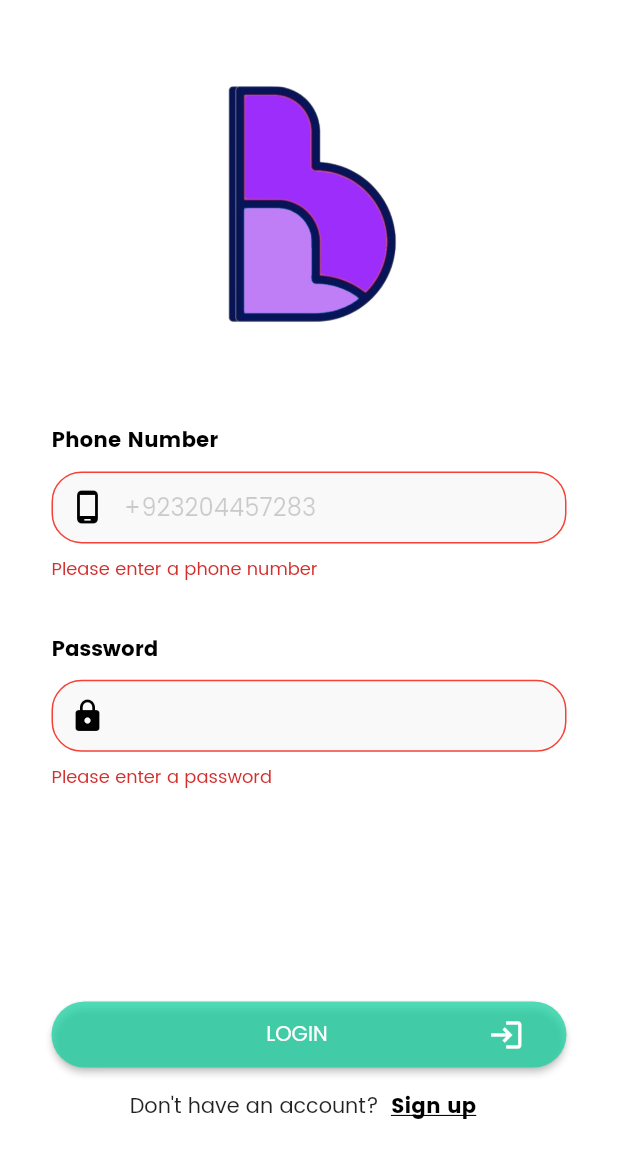
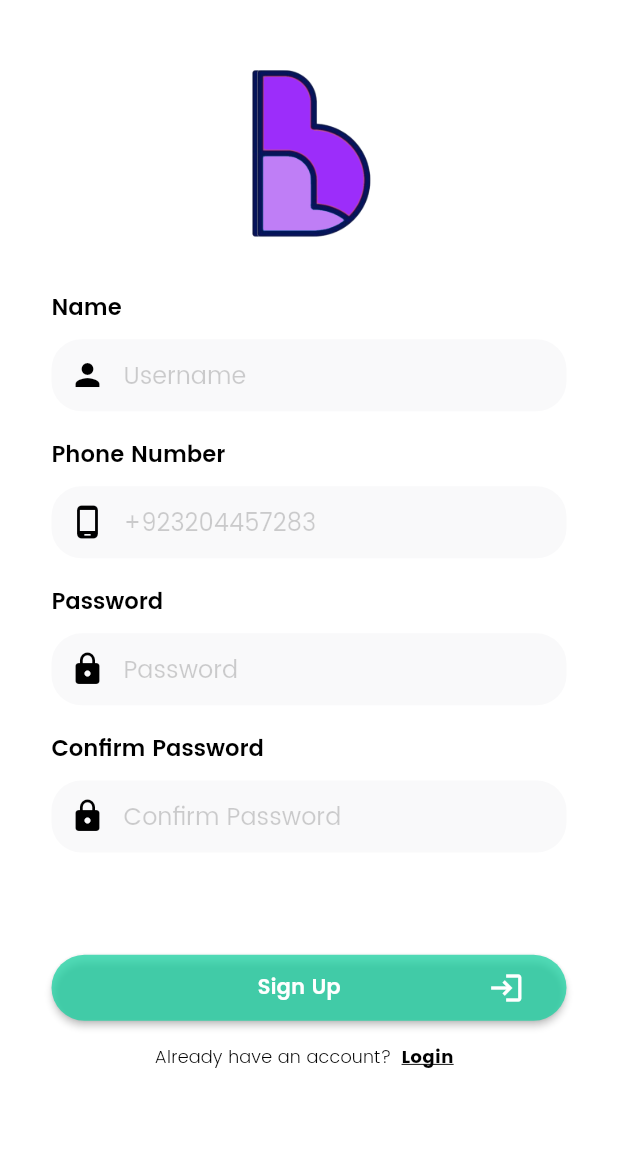
Before and after one commit to aswad546/BaltiApp, a Flutter app: the screen it shows after launch, after a tap on "LOGIN", after a tap on "Sign up", on a phone screen of 412 x 824 dp. Shown: the top 1158 px of the screen. Run offline on Flutter 3.47's test engine with Material 2 defaults, Android fonts, the phone set to English and light mode, and no system bars.

Commit message:
Signup screen

```diff
--- a/lib/main.dart
+++ b/lib/main.dart
@@ -1,7 +1,8 @@
 import 'package:flutter/material.dart';
 import 'package:provider/provider.dart';
 
-import 'pages/user/login_screen.dart';
+import 'pages/auth/signup_screen.dart';
+import 'pages/auth/login_screen.dart';
 import 'providers/auth_provider.dart';
 
 void main() {
@@ -29,13 +30,20 @@ class MyApp extends StatelessWidget {
             fontFamily: 'Poppins',
             textTheme: const TextTheme(
               labelMedium: TextStyle(
-                fontSize: 14,
-                fontWeight: FontWeight.w700,
+                fontSize: 15,
+                fontWeight: FontWeight.w600,
                 color: Colors.black,
+              ),
+              subtitle2: TextStyle(
+                fontSize: 12,
+                fontWeight: FontWeight.w300,
               ),
             ),
           ),
-          home: const LoginScreen(),
+          routes: {
+            '/': (ctx) => const LoginScreen(),
+            SignUpScreen.routeName: (ctx) => const SignUpScreen(),
+          },
         );
       }),
     );
--- a/lib/pages/user/login_screen.dart
+++ b/lib/pages/auth/login_screen.dart
@@ -4,8 +4,10 @@ import 'package:provider/provider.dart';
 import '../../widgets/auth_form_field.dart';
 import '../../widgets/custom_icon_button.dart';
 import '../../providers/auth_provider.dart';
+import 'signup_screen.dart';
 
 class LoginScreen extends StatefulWidget {
+  static const routeName = '/';
   const LoginScreen({Key? key}) : super(key: key);
 
   @override
@@ -15,12 +17,12 @@ class LoginScreen extends StatefulWidget {
 class _LoginScreenState extends State<LoginScreen> {
   final _formKey = GlobalKey<FormState>();
 
-  final emailController = TextEditingController();
+  final phoneNumberController = TextEditingController();
   final passwordController = TextEditingController();
 
   @override
   void dispose() {
-    emailController.dispose();
+    phoneNumberController.dispose();
     passwordController.dispose();
     super.dispose();
   }
@@ -28,6 +30,7 @@ class _LoginScreenState extends State<LoginScreen> {
   @override
   Widget build(BuildContext context) {
     MediaQueryData mediaQuery = MediaQuery.of(context);
+    TextTheme textTheme = Theme.of(context).textTheme;
 
     return Scaffold(
       backgroundColor: const Color(0xffffffff),
@@ -63,12 +66,13 @@ class _LoginScreenState extends State<LoginScreen> {
                     Icons.phone_android_outlined,
                     color: Colors.black,
                   ),
-                  fieldController: emailController,
+                  fieldController: phoneNumberController,
                 ),
                 SizedBox(
                   height: mediaQuery.size.height * 0.04125,
                 ),
                 AuthFormField(
+                  hintText: "Password",
                   formFieldKey: const ValueKey('password'),
                   fieldLabel: 'Password',
                   fieldIcon: const Icon(Icons.lock, color: Colors.black),
@@ -85,7 +89,7 @@ class _LoginScreenState extends State<LoginScreen> {
                   onPressHandler: () async {
                     if (_formKey.currentState!.validate()) {
                       await Provider.of<Auth>(context, listen: false).login(
-                        emailController.text,
+                        phoneNumberController.text,
                         passwordController.text,
                       );
                     }
@@ -94,12 +98,19 @@ class _LoginScreenState extends State<LoginScreen> {
                 Row(
                   mainAxisAlignment: MainAxisAlignment.center,
                   children: [
-                    const Text("Don't have an account?"),
+                    Text("Don't have an account?", style: textTheme.subtitle2),
                     TextButton(
-                      onPressed: () {},
-                      child: const Text(
+                      style: TextButton.styleFrom(
+                        minimumSize: Size.zero,
+                        padding: EdgeInsets.zero,
+                      ),
+                      onPressed: () {
+                        Navigator.of(context)
+                            .pushReplacementNamed(SignUpScreen.routeName);
+                      },
+                      child: Text(
                         'Sign up',
-                        style: TextStyle(
+                        style: textTheme.subtitle2!.copyWith(
                           color: Colors.black,
                           fontWeight: FontWeight.w700,
                           decoration: TextDecoration.underline,
--- /dev/null
+++ b/lib/pages/auth/signup_screen.dart
@@ -0,0 +1,164 @@
+import 'package:flutter/material.dart';
+import 'package:provider/provider.dart';
+
+import '../../widgets/auth_form_field.dart';
+import '../../widgets/custom_icon_button.dart';
+import '../../providers/auth_provider.dart';
+import 'login_screen.dart';
+
+class SignUpScreen extends StatefulWidget {
+  static const routeName = '/sign-up';
+
+  const SignUpScreen({Key? key}) : super(key: key);
+
+  @override
+  State<SignUpScreen> createState() => _SignUpScreenState();
+}
+
+class _SignUpScreenState extends State<SignUpScreen> {
+  final _formKey = GlobalKey<FormState>();
+
+  final userNameController = TextEditingController();
+  final phoneNumberController = TextEditingController();
+  final passwordController = TextEditingController();
+  final confirmPasswordController = TextEditingController();
+
+  @override
+  void dispose() {
+    userNameController.dispose();
+    phoneNumberController.dispose();
+    passwordController.dispose();
+    confirmPasswordController.dispose();
+    super.dispose();
+  }
+
+  @override
+  Widget build(BuildContext context) {
+    MediaQueryData mediaQuery = MediaQuery.of(context);
+    TextTheme textTheme = Theme.of(context).textTheme;
+
+    return Scaffold(
+      backgroundColor: const Color(0xffffffff),
+      body: SafeArea(
+        child: SingleChildScrollView(
+          padding: EdgeInsets.symmetric(
+            horizontal: mediaQuery.size.width / 12,
+          ),
+          child: Form(
+            key: _formKey,
+            child: Column(
+              crossAxisAlignment: CrossAxisAlignment.center,
+              children: [
+                Container(
+                  margin: EdgeInsets.only(
+                    top: mediaQuery.size.height * 0.0275,
+                  ),
+                  width: mediaQuery.size.width * 0.3889,
+                  height: mediaQuery.size.height * 0.1931,
+                  child: Image.asset(
+                    'assets/images/logo.png',
+                    fit: BoxFit.cover,
+                  ),
+                ),
+                SizedBox(
+                  height: mediaQuery.size.height * 0.01379,
+                ),
+                AuthFormField(
+                  hintText: "Username",
+                  formFieldKey: const ValueKey('username'),
+                  fieldLabel: 'Name',
+                  fieldIcon: const Icon(
+                    Icons.person,
+                    color: Colors.black,
+                  ),
+                  fieldController: userNameController,
+                ),
+                SizedBox(
+                  height: mediaQuery.size.height * 0.02069,
+                ),
+                AuthFormField(
+                  hintText: "+923204457283",
+                  formFieldKey: const ValueKey('phone_no'),
+                  fieldLabel: 'Phone Number',
+                  fieldIcon: const Icon(
+                    Icons.phone_android_outlined,
+                    color: Colors.black,
+                  ),
+                  fieldController: phoneNumberController,
+                ),
+                SizedBox(
+                  height: mediaQuery.size.height * 0.02069,
+                ),
+                AuthFormField(
+                  hintText: "Password",
+                  formFieldKey: const ValueKey('password'),
+                  fieldLabel: 'Password',
+                  fieldIcon: const Icon(Icons.lock, color: Colors.black),
+                  obscureText: true,
+                  fieldController: passwordController,
+                ),
+                SizedBox(
+                  height: mediaQuery.size.height * 0.02069,
+                ),
+                AuthFormField(
+                  hintText: "Confirm Password",
+                  formFieldKey: const ValueKey('confirm_password'),
+                  fieldLabel: 'Confirm Password',
+                  fieldIcon: const Icon(Icons.lock, color: Colors.black),
+                  obscureText: true,
+                  fieldController: confirmPasswordController,
+                  confirmPasswordController:
+                      passwordController, // used to check if passwords are same
+                ),
+                SizedBox(
+                  height: mediaQuery.size.height * 0.08275,
+                ),
+                CustomIconButton(
+                  color: const Color.fromARGB(193, 27, 209, 161),
+                  icon: Icons.login,
+                  buttonLabel: "Sign Up",
+                  onPressHandler: () async {
+                    if (_formKey.currentState!.validate()) {
+                      await Provider.of<Auth>(context, listen: false).signUp(
+                        userNameController.text,
+                        phoneNumberController.text,
+                        passwordController.text,
+                      );
+                    }
+                  },
+                ),
+                Row(
+                  mainAxisAlignment: MainAxisAlignment.center,
+                  children: [
+                    Text(
+                      "Already have an account?",
+                      style: textTheme.subtitle2,
+                    ),
+                    TextButton(
+                      style: TextButton.styleFrom(
+                        minimumSize: Size.zero,
+                        padding: EdgeInsets.zero,
+                      ),
+                      onPressed: () {
+                        Navigator.of(context)
+                            .pushReplacementNamed(LoginScreen.routeName);
+                      },
+                      child: Text(
+                        'Login',
+                        style: textTheme.subtitle2!.copyWith(
+                          color: Colors.black,
+                          fontWeight: FontWeight.w700,
+                          decoration: TextDecoration.underline,
+                        ),
+                      ),
+                    ),
+                  ],
+                ),
+              ],
+            ),
+          ),
+        ),
+      ),
+    );
+  }
+}
--- a/lib/providers/auth_provider.dart
+++ b/lib/providers/auth_provider.dart
@@ -23,7 +23,13 @@ class Auth with ChangeNotifier {
     return null;
   }
 
-  Future<void> login(String email, String password) async {
-    print("Login using $email $password");
+  /* Awaiting backend login */
+  Future<void> login(String phoneNumber, String password) async {
+    print("Login using $phoneNumber $password");
+  }
+
+  Future<void> signUp(
+      String userName, String phoneNumber, String password) async {
+    print("Signing Up");
   }
 }
--- a/lib/widgets/auth_form_field.dart
+++ b/lib/widgets/auth_form_field.dart
@@ -7,6 +7,7 @@ class AuthFormField extends StatefulWidget {
   final Key formFieldKey;
   final TextEditingController fieldController;
   final String? hintText;
+  final TextEditingController? confirmPasswordController;
 
   const AuthFormField({
     Key? key,
@@ -15,6 +16,7 @@ class AuthFormField extends StatefulWidget {
     required this.formFieldKey,
     required this.fieldIcon,
     required this.fieldLabel,
+    this.confirmPasswordController,
     this.hintText,
   }) : super(key: key);
 
@@ -30,18 +32,18 @@ class _AuthFormFieldState extends State<AuthFormField> {
     if (widget.fieldLabel == "Confirm Password") {
       if (value == null || value.isEmpty) {
         return 'Please enter the password again';
-      } /* else if (p1controller.text != value) {
+      } else if (widget.confirmPasswordController!.text != value) {
         return "Password is not same";
-      } */
-      else {
+      } else {
         return null;
       }
     } else if (widget.fieldLabel == "Phone Number") {
       if (value == null || value.isEmpty) {
         return "Please enter a phone number";
-      } else if (!phoneNumberValid.hasMatch(value)) {
+      } /*else if (!phoneNumberValid.hasMatch(value)) {
         return 'Please enter phone number in correct format';
-      } else {
+      } */
+      else {
         return null;
       }
       /* Validation logic for phone number */
@@ -63,13 +65,13 @@ class _AuthFormFieldState extends State<AuthFormField> {
 
   @override
   Widget build(BuildContext context) {
-    TextTheme _textTheme = Theme.of(context).textTheme;
+    TextTheme textTheme = Theme.of(context).textTheme;
     return Column(
       crossAxisAlignment: CrossAxisAlignment.start,
       children: [
         Text(
           widget.fieldLabel,
-          style: _textTheme.labelMedium,
+          style: textTheme.labelMedium,
         ),
         const SizedBox(
           height: 10,
--- a/lib/widgets/custom_icon_button.dart
+++ b/lib/widgets/custom_icon_button.dart
@@ -18,6 +18,7 @@ class CustomIconButton extends StatelessWidget {
   Widget build(BuildContext context) {
     MediaQueryData mediaQuery = MediaQuery.of(context);
     return MaterialButton(
+      materialTapTargetSize: MaterialTapTargetSize.shrinkWrap,
       minWidth: double.infinity,
       height: 44,
       onPressed: () => onPressHandler(),
@@ -28,13 +29,13 @@ class CustomIconButton extends StatelessWidget {
       child: Row(
         children: [
           Container(
-            padding: const EdgeInsets.only(left: 20),
+            padding: EdgeInsets.only(left: mediaQuery.size.width / 18),
             width: mediaQuery.size.width * 0.668,
             child: Center(
               child: Text(
                 buttonLabel,
                 style: const TextStyle(
-                    fontWeight: FontWeight.w400,
+                    fontWeight: FontWeight.w600,
                     fontSize: 14,
                     color: Colors.white),
               ),
```
